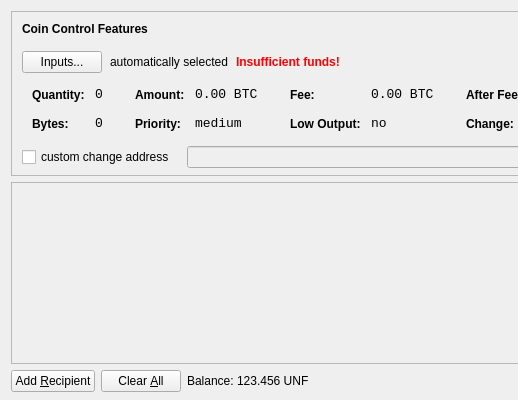
The window that src/qt/forms/sendcoinsdialog.ui (SBDomains/unify-source) describes before a commit, drawn with Qt 5; both pictures show x 0 to 518 and y 0 to 400 of the 850 by 400 pixel window.
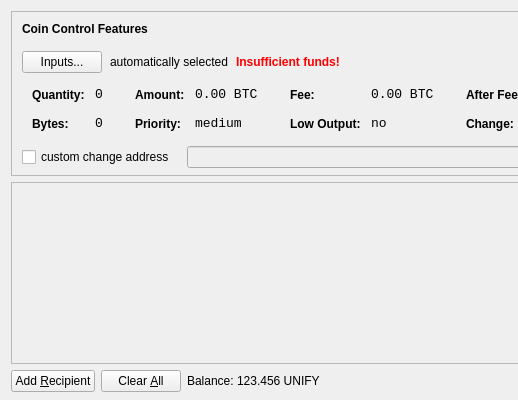
The same window after the commit. Icons and pictures are not drawn.

The edit to the form file:
```diff
--- a/src/qt/forms/sendcoinsdialog.ui
+++ b/src/qt/forms/sendcoinsdialog.ui
@@ -720,7 +720,7 @@
           <cursorShape>IBeamCursor</cursorShape>
          </property>
          <property name="text">
-          <string>123.456 UNF</string>
+          <string>123.456 UNIFY</string>
          </property>
          <property name="textInteractionFlags">
           <set>Qt::LinksAccessibleByMouse|Qt::TextSelectableByKeyboard|Qt::TextSelectableByMouse</set>
```
